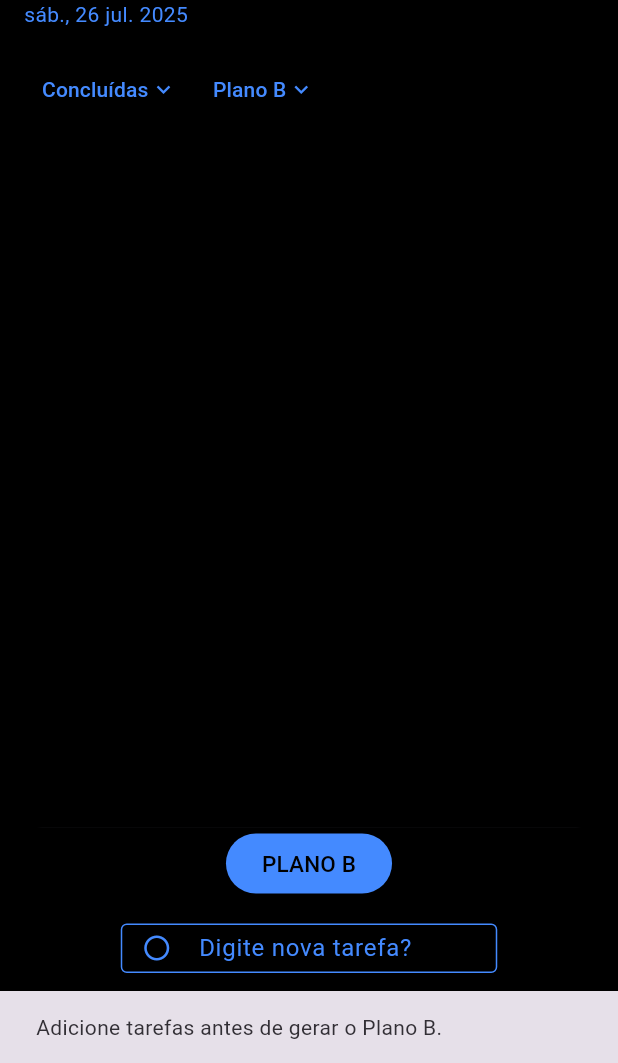
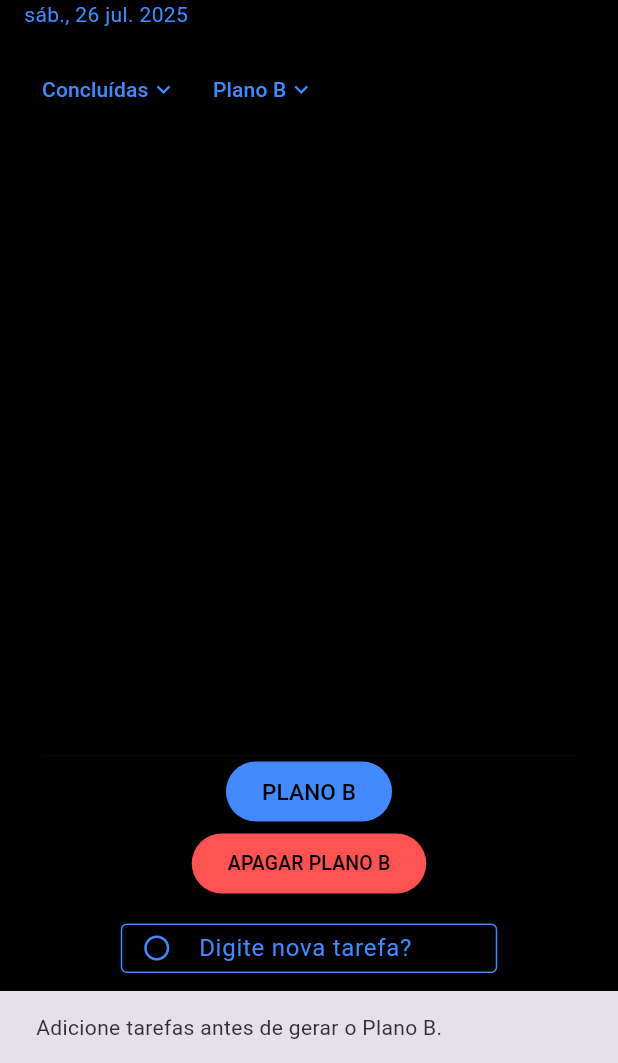
Before and after one commit to victor-nadalini/Routina, a Flutter app: the HomeScreen screen opened by its route, after a tap on "PLANO B", on a phone screen of 412 x 824 dp, the part 173-1236 px from its top. Run offline on Flutter 3.47's test engine with Material 3 defaults, Android fonts, the phone set to English and light mode, and no system bars; our stand-ins replace hive, logger; accounts and stored records are empty; generated files the repository leaves out were written again.

Commit message:
atualizações

```diff
--- a/lib/controllers/plan_b_controller.dart
+++ b/lib/controllers/plan_b_controller.dart
@@ -69,7 +69,7 @@ class PlanBController extends ChangeNotifier {
       logger.d("loop de genrate esta mostrando o que $generatedPlanoBs");
 
       for (String titulo in generatedPlanoBs!) {
-        Planb planb = Planb(id: _uuid.v4(), titulo: titulo);
+        Planb planb = Planb(id: _uuid.v4(), titulo: titulo, concluida: false);
         logger.d("o que tem no titulo plano b gerado $titulo");
         planosb.add(planb);
       }
@@ -96,6 +96,10 @@ class PlanBController extends ChangeNotifier {
     if (index >= 0 && index < planosB.length) {
       planosb.deleteAt(index);
     }
+  }
+
+  void deleteListPlanb() {
+    planosb.deleteAll(planosB);
   }
 
   void updatePlanb(int id, String newTitle) {
--- a/lib/screens/home_screen.dart
+++ b/lib/screens/home_screen.dart
@@ -24,33 +24,6 @@ class _HomeScreenState extends State<HomeScreen> {
   late String dateFormat = DateFormat('EEE, dd MMM yyyy', 'pt_BR').format(date);
 
   final double _bottomSheetHeight = 60.0 + 16.0 + 33.0 + 60.0;
-
-  void _showPlanBPresentationDialog(String planoBContent) {
-    // somente durante o desenvolvimento
-    showDialog(
-      context: context, // 'context' está disponível dentro do State
-      builder: (BuildContext context) {
-        return AlertDialog(
-          title: const Text('Seu Plano B:'), // Título do pop-up
-          content: SingleChildScrollView(
-            // Permite rolagem se o texto do plano B for muito longo
-            child: Text(
-              planoBContent, // Conteúdo do plano B que você passou
-              style: const TextStyle(fontSize: 16),
-            ),
-          ),
-          actions: <Widget>[
-            TextButton(
-              child: const Text('Entendi'), // Botão para fechar o pop-up
-              onPressed: () {
-                Navigator.of(context).pop(); // Fecha o pop-up
-              },
-            ),
-          ],
-        );
-      },
-    );
-  }
 
   @override
   void initState() {
@@ -456,6 +429,7 @@ class _HomeScreenState extends State<HomeScreen> {
                                 ),
                               ),
                             ),
+
                           ],
                         ),
                       ),
@@ -496,12 +470,8 @@ class _HomeScreenState extends State<HomeScreen> {
                           }
                           await planBController.gerarPlanoB(tarefasEnviar);
 
-                          if (planBController.ganeratedPlanoBs != null) {
-                            _showPlanBPresentationDialog(
-                              planBController.ganeratedPlanoBs!,
-                            ); // so em desenvolvimento
-                          } else {
-                            logger.d("nada no generate");
+                          if (planBController.planosB.isNotEmpty) {
+                            planBController.deleteListPlanb();
                           }
                         },
 
@@ -518,6 +488,27 @@ class _HomeScreenState extends State<HomeScreen> {
                           style: TextStyle(color: Colors.black, fontSize: 15),
                         ),
               ),
+              ElevatedButton(
+                              onPressed: () {},
+
+                              style: ElevatedButton.styleFrom(
+                              backgroundColor: Colors.redAccent,
+                              ),
+
+                              child:
+                                  planBController.isLoading
+                                      ? const CircularProgressIndicator(
+                                        color: Colors.red,
+                                      )
+                                      : const Text(
+                                        "APAGAR PLANO B",
+                                        style: TextStyle(
+                                          color: Colors.black,
+                                          fontSize: 13,
+                                        ),
+                                      ),
+
+                            ),
 
               if (planBController.errorMessage != null &&
                   !planBController.isLoading) // so em desenvolvimento
```
